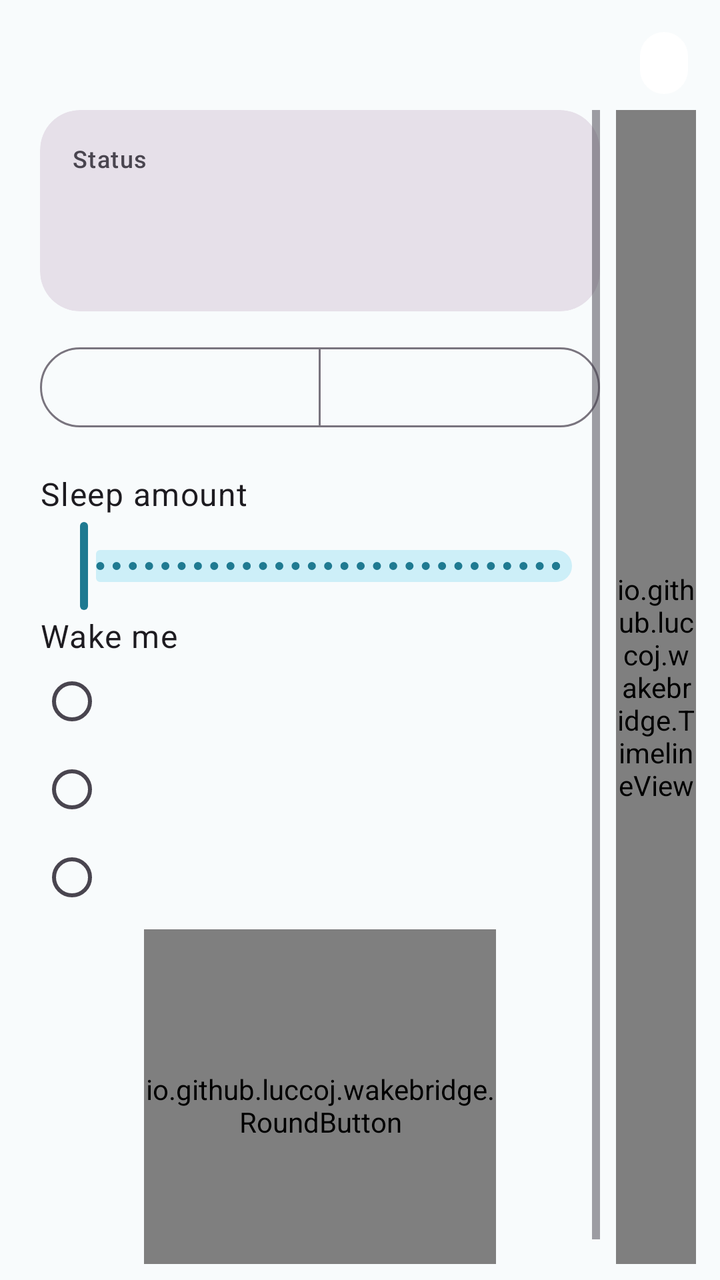
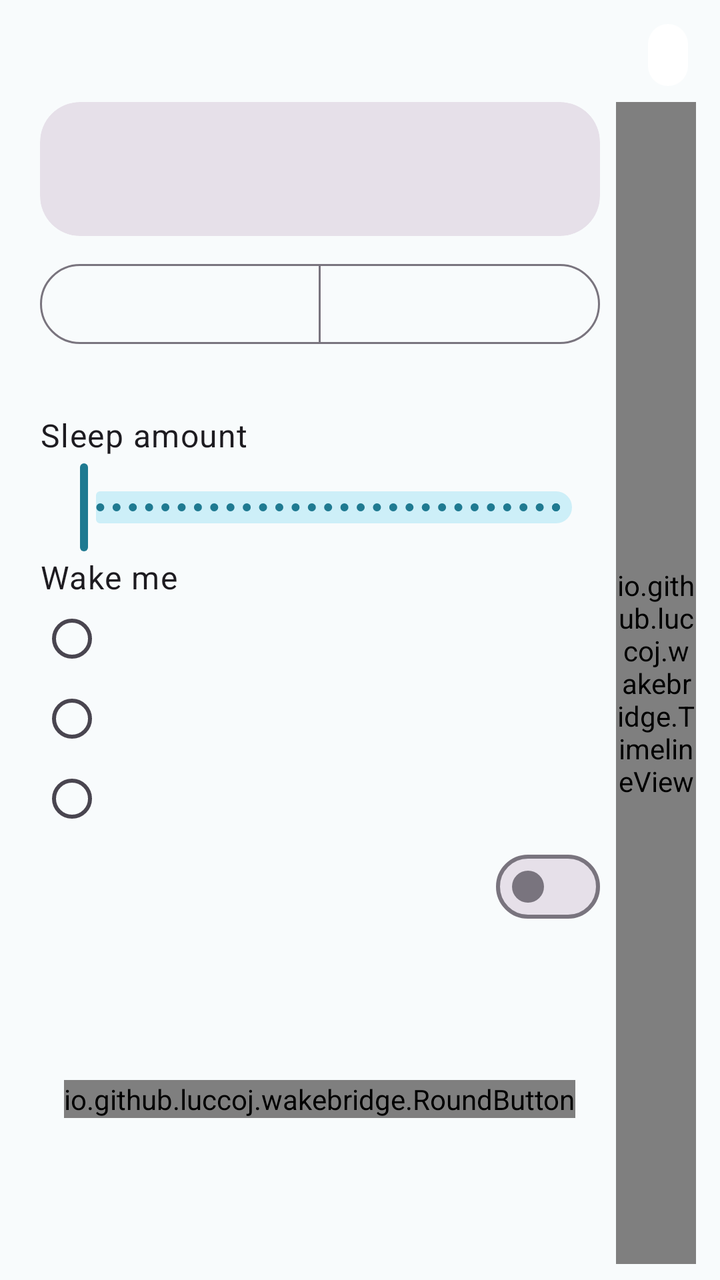

Screens rendered from an Android XML layout before and after an edit, with the pre-edit source and the edit as a unified diff.
<!-- AndroidManifest.xml: application theme Theme.WakeBridge -->
<!-- res/layout/fragment_pane.xml -->
<?xml version="1.0" encoding="utf-8"?>
<LinearLayout xmlns:android="http://schemas.android.com/apk/res/android"
    xmlns:app="http://schemas.android.com/apk/res-auto"
    android:layout_width="match_parent"
    android:layout_height="match_parent"
    android:orientation="vertical">

    <LinearLayout
        android:layout_width="match_parent"
        android:layout_height="wrap_content"
        android:gravity="center_vertical"
        android:orientation="horizontal"
        android:paddingStart="20dp"
        android:paddingTop="16dp"
        android:paddingEnd="16dp"
        android:paddingBottom="8dp">

        <TextView
            android:id="@+id/title"
            android:layout_width="0dp"
            android:layout_height="wrap_content"
            android:layout_weight="1"
            android:textAppearance="?attr/textAppearanceTitleLarge" />

        <TextView
            android:id="@+id/connection"
            android:layout_width="wrap_content"
            android:layout_height="wrap_content"
            android:background="@drawable/chip_background"
            android:drawablePadding="6dp"
            android:gravity="center_vertical"
            android:paddingStart="12dp"
            android:paddingTop="6dp"
            android:paddingEnd="12dp"
            android:paddingBottom="6dp"
            android:textAppearance="?attr/textAppearanceLabelLarge" />
    </LinearLayout>

    <LinearLayout
        android:id="@+id/row"
        android:layout_width="match_parent"
        android:layout_height="0dp"
        android:layout_weight="1"
        android:orientation="horizontal"
        android:paddingStart="20dp"
        android:paddingEnd="12dp"
        android:paddingBottom="8dp">

        <ScrollView
            android:id="@+id/content_scroll"
            android:layout_width="0dp"
            android:layout_height="match_parent"
            android:layout_weight="1"
            android:fillViewport="true">

            <LinearLayout
                android:layout_width="match_parent"
                android:layout_height="wrap_content"
                android:orientation="vertical">

                <com.google.android.material.card.MaterialCardView
                    android:id="@+id/status_card"
                    style="?attr/materialCardViewFilledStyle"
                    android:layout_width="match_parent"
                    android:layout_height="wrap_content"
                    app:cardCornerRadius="20dp">

                    <LinearLayout
                        android:layout_width="match_parent"
                        android:layout_height="wrap_content"
                        android:orientation="vertical"
                        android:padding="16dp">

                        <TextView
                            android:id="@+id/status_label"
                            android:layout_width="wrap_content"
                            android:layout_height="wrap_content"
                            android:text="@string/status_label"
                            android:textAppearance="?attr/textAppearanceLabelMedium" />

                        <TextView
                            android:id="@+id/status"
                            android:layout_width="wrap_content"
                            android:layout_height="wrap_content"
                            android:layout_marginTop="2dp"
                            android:textAppearance="?attr/textAppearanceTitleLarge" />

                        <TextView
                            android:id="@+id/status_details"
                            android:layout_width="wrap_content"
                            android:layout_height="wrap_content"
                            android:layout_marginTop="2dp"
                            android:textAppearance="?attr/textAppearanceBodyMedium" />
                    </LinearLayout>
                </com.google.android.material.card.MaterialCardView>

                <com.google.android.material.button.MaterialButtonToggleGroup
                    android:id="@+id/every_toggle"
                    android:layout_width="match_parent"
                    android:layout_height="wrap_content"
                    android:layout_marginTop="14dp"
                    app:selectionRequired="true"
                    app:singleSelection="true">

                    <Button
                        android:id="@+id/once"
                        style="?attr/materialButtonOutlinedStyle"
                        android:layout_width="0dp"
                        android:layout_height="wrap_content"
                        android:layout_weight="1" />

                    <Button
                        android:id="@+id/every"
                        style="?attr/materialButtonOutlinedStyle"
                        android:layout_width="0dp"
                        android:layout_height="wrap_content"
                        android:layout_weight="1" />
                </com.google.android.material.button.MaterialButtonToggleGroup>

                <LinearLayout
                    android:layout_width="match_parent"
                    android:layout_height="wrap_content"
                    android:layout_marginTop="12dp"
                    android:gravity="bottom"
                    android:orientation="horizontal">

                    <TextView
                        android:id="@+id/amount_label"
                        android:layout_width="0dp"
                        android:layout_height="wrap_content"
                        android:layout_weight="1"
                        android:labelFor="@id/amount"
                        android:text="@string/sleep_amount"
                        android:textAppearance="?attr/textAppearanceBodyLarge" />

                    <TextView
                        android:id="@+id/amount_value"
                        android:layout_width="wrap_content"
                        android:layout_height="wrap_content"
                        android:textAppearance="?attr/textAppearanceTitleLarge"
                        android:textColor="@color/accent_deep" />
                </LinearLayout>

                <com.google.android.material.slider.Slider
                    android:id="@+id/amount"
                    android:layout_width="match_parent"
                    android:layout_height="wrap_content"
                    android:stepSize="5"
                    android:valueFrom="5"
                    android:valueTo="180"
                    app:labelBehavior="gone" />

                <TextView
                    android:layout_width="wrap_content"
                    android:layout_height="wrap_content"
                    android:text="@string/wake_me"
                    android:textAppearance="?attr/textAppearanceBodyLarge" />

                <RadioGroup
                    android:id="@+id/wake_mode"
                    android:layout_width="match_parent"
                    android:layout_height="wrap_content">

                    <RadioButton
                        android:id="@+id/mode_sleep_only"
                        android:layout_width="match_parent"
                        android:layout_height="wrap_content"
                        android:minHeight="44dp" />

                    <RadioButton
                        android:id="@+id/mode_from_first"
                        android:layout_width="match_parent"
                        android:layout_height="wrap_content"
                        android:minHeight="44dp" />

                    <RadioButton
                        android:id="@+id/mode_fixed"
                        android:layout_width="match_parent"
                        android:layout_height="wrap_content"
                        android:minHeight="44dp" />
                </RadioGroup>

                <com.google.android.material.materialswitch.MaterialSwitch
                    android:id="@+id/include_naps"
                    android:layout_width="match_parent"
                    android:layout_height="wrap_content"
                    android:minHeight="48dp"
                    android:text="@string/include_naps"
                    android:visibility="gone" />

                <FrameLayout
                    android:layout_width="match_parent"
                    android:layout_height="0dp"
                    android:layout_weight="1"
                    android:minHeight="184dp">

                    <io.github.luccoj.wakebridge.RoundButton
                        android:id="@+id/round_button"
                        android:layout_width="176dp"
                        android:layout_height="176dp"
                        android:layout_gravity="center" />
                </FrameLayout>
            </LinearLayout>
        </ScrollView>

        <io.github.luccoj.wakebridge.TimelineView
            android:id="@+id/timeline"
            android:layout_width="40dp"
            android:layout_height="match_parent"
            android:layout_marginStart="8dp" />
    </LinearLayout>
</LinearLayout>
<!-- resources referenced by this layout -->
<resources>
  <color name="accent_deep">#1F7A91</color>
  <!-- drawable chip_background (drawable) -->
  <?xml version="1.0" encoding="utf-8"?>
  <shape xmlns:android="http://schemas.android.com/apk/res/android" android:shape="rectangle">
      <corners android:radius="16dp" />
      <solid android:color="#FFFFFFFF" />
  </shape>
  <string name="include_naps">Include today\'s naps</string>
  <string name="sleep_amount">Sleep amount</string>
  <string name="status_label">Status</string>
  <string name="wake_me">Wake me</string>
  <style name="Theme.WakeBridge" parent="Theme.WakeBridge.Base" />
  <style name="Theme.WakeBridge.Base" parent="Theme.Material3.DayNight.NoActionBar">
          <item name="colorPrimary">@color/accent_deep</item>
          <item name="colorOnPrimary">#FFFFFF</item>
          <item name="colorPrimaryContainer">@color/accent_container</item>
          <item name="colorOnPrimaryContainer">@color/on_accent_pastel</item>
          <item name="colorSecondaryContainer">@color/accent_container</item>
          <item name="colorOnSecondaryContainer">@color/on_accent_pastel</item>
          <item name="android:colorBackground">@color/surface</item>
          <item name="colorSurface">@color/surface</item>
      </style>
  <color name="accent_container">#CDEFF8</color>
  <color name="on_accent_pastel">#00363F</color>
  <color name="surface">#F8FBFC</color>
</resources>

<!-- the commit's change to res/layout/fragment_pane.xml (unified diff, before → after) -->
@@ -11,7 +11,7 @@
         android:gravity="center_vertical"
         android:orientation="horizontal"
         android:paddingStart="20dp"
-        android:paddingTop="16dp"
+        android:paddingTop="12dp"
         android:paddingEnd="16dp"
         android:paddingBottom="8dp">
 
@@ -20,16 +20,22 @@
             android:layout_width="0dp"
             android:layout_height="wrap_content"
             android:layout_weight="1"
+            android:ellipsize="end"
+            android:maxLines="1"
             android:textAppearance="?attr/textAppearanceTitleLarge" />
 
         <TextView
             android:id="@+id/connection"
             android:layout_width="wrap_content"
             android:layout_height="wrap_content"
+            android:layout_marginStart="8dp"
             android:background="@drawable/chip_background"
-            android:drawablePadding="6dp"
+            android:drawablePadding="4dp"
+            android:ellipsize="end"
             android:gravity="center_vertical"
-            android:paddingStart="12dp"
+            android:maxLines="1"
+            android:maxWidth="180dp"
+            android:paddingStart="8dp"
             android:paddingTop="6dp"
             android:paddingEnd="12dp"
             android:paddingBottom="6dp"
@@ -46,162 +52,193 @@
         android:paddingEnd="12dp"
         android:paddingBottom="8dp">
 
-        <ScrollView
-            android:id="@+id/content_scroll"
+        <LinearLayout
+            android:id="@+id/content"
             android:layout_width="0dp"
             android:layout_height="match_parent"
             android:layout_weight="1"
-            android:fillViewport="true">
-
-            <LinearLayout
-                android:layout_width="match_parent"
-                android:layout_height="wrap_content"
-                android:orientation="vertical">
-
-                <com.google.android.material.card.MaterialCardView
-                    android:id="@+id/status_card"
-                    style="?attr/materialCardViewFilledStyle"
-                    android:layout_width="match_parent"
-                    android:layout_height="wrap_content"
-                    app:cardCornerRadius="20dp">
-
-                    <LinearLayout
+            android:orientation="vertical">
+
+            <com.google.android.material.card.MaterialCardView
+                android:id="@+id/status_card"
+                style="?attr/materialCardViewFilledStyle"
+                android:layout_width="match_parent"
+                android:layout_height="wrap_content"
+                app:cardCornerRadius="20dp">
+
+                <LinearLayout
+                    android:layout_width="match_parent"
+                    android:layout_height="wrap_content"
+                    android:orientation="vertical"
+                    android:paddingStart="16dp"
+                    android:paddingTop="10dp"
+                    android:paddingEnd="16dp"
+                    android:paddingBottom="10dp">
+
+                    
+                    <TextView
+                        android:id="@+id/status"
+                        android:layout_width="match_parent"
+                        android:layout_height="28sp"
+                        android:autoSizeMaxTextSize="20sp"
+                        android:autoSizeMinTextSize="16sp"
+                        android:autoSizeStepGranularity="1sp"
+                        android:autoSizeTextType="uniform"
+                        android:ellipsize="end"
+                        android:gravity="center_vertical"
+                        android:maxLines="1"
+                        android:textAppearance="?attr/textAppearanceTitleLarge" />
+
+                    <TextView
+                        android:id="@+id/status_details"
                         android:layout_width="match_parent"
                         android:layout_height="wrap_content"
-                        android:orientation="vertical"
-                        android:padding="16dp">
-
-                        <TextView
-                            android:id="@+id/status_label"
-                            android:layout_width="wrap_content"
-                            android:layout_height="wrap_content"
-                            android:text="@string/status_label"
-                            android:textAppearance="?attr/textAppearanceLabelMedium" />
-
-                        <TextView
-                            android:id="@+id/status"
-                            android:layout_width="wrap_content"
-                            android:layout_height="wrap_content"
-                            android:layout_marginTop="2dp"
-                            android:textAppearance="?attr/textAppearanceTitleLarge" />
-
-                        <TextView
-                            android:id="@+id/status_details"
-                            android:layout_width="wrap_content"
-                            android:layout_height="wrap_content"
-                            android:layout_marginTop="2dp"
-                            android:textAppearance="?attr/textAppearanceBodyMedium" />
-                    </LinearLayout>
-                </com.google.android.material.card.MaterialCardView>
-
-                <com.google.android.material.button.MaterialButtonToggleGroup
-                    android:id="@+id/every_toggle"
-                    android:layout_width="match_parent"
-                    android:layout_height="wrap_content"
-                    android:layout_marginTop="14dp"
-                    app:selectionRequired="true"
-                    app:singleSelection="true">
-
-                    <Button
-                        android:id="@+id/once"
-                        style="?attr/materialButtonOutlinedStyle"
-                        android:layout_width="0dp"
-                        android:layout_height="wrap_content"
-                        android:layout_weight="1" />
-
-                    <Button
-                        android:id="@+id/every"
-                        style="?attr/materialButtonOutlinedStyle"
-                        android:layout_width="0dp"
-                        android:layout_height="wrap_content"
-                        android:layout_weight="1" />
-                </com.google.android.material.button.MaterialButtonToggleGroup>
-
-                <LinearLayout
-                    android:layout_width="match_parent"
-                    android:layout_height="wrap_content"
-                    android:layout_marginTop="12dp"
-                    android:gravity="bottom"
-                    android:orientation="horizontal">
-
-                    <TextView
-                        android:id="@+id/amount_label"
-                        android:layout_width="0dp"
-                        android:layout_height="wrap_content"
-                        android:layout_weight="1"
-                        android:labelFor="@id/amount"
-                        android:text="@string/sleep_amount"
-                        android:textAppearance="?attr/textAppearanceBodyLarge" />
-
-                    <TextView
-                        android:id="@+id/amount_value"
-                        android:layout_width="wrap_content"
-                        android:layout_height="wrap_content"
-                        android:textAppearance="?attr/textAppearanceTitleLarge"
-                        android:textColor="@color/accent_deep" />
+                        android:ellipsize="end"
+                        android:maxLines="1"
+                        android:textAppearance="?attr/textAppearanceBodyMedium" />
                 </LinearLayout>
-
-                <com.google.android.material.slider.Slider
-                    android:id="@+id/amount"
-                    android:layout_width="match_parent"
-                    android:layout_height="wrap_content"
-                    android:stepSize="5"
-                    android:valueFrom="5"
-                    android:valueTo="180"
-                    app:labelBehavior="gone" />
-
-                <TextView
-                    android:layout_width="wrap_content"
-                    android:layout_height="wrap_content"
-                    android:text="@string/wake_me"
+            </com.google.android.material.card.MaterialCardView>
+
+            <com.google.android.material.button.MaterialButtonToggleGroup
+                android:id="@+id/every_toggle"
+                android:layout_width="match_parent"
+                android:layout_height="wrap_content"
+                android:layout_marginTop="10dp"
+                app:selectionRequired="true"
+                app:singleSelection="true">
+
+                <Button
+                    android:id="@+id/once"
+                    style="?attr/materialButtonOutlinedStyle"
+                    android:layout_width="0dp"
+                    android:layout_height="wrap_content"
+                    android:layout_weight="1"
+                    android:maxLines="1" />
+
+                <Button
+                    android:id="@+id/every"
+                    style="?attr/materialButtonOutlinedStyle"
+                    android:layout_width="0dp"
+                    android:layout_height="wrap_content"
+                    android:layout_weight="1"
+                    android:maxLines="1" />
+            </com.google.android.material.button.MaterialButtonToggleGroup>
+
+            <TextView
+                android:id="@+id/mode_caption"
+                android:layout_width="match_parent"
+                android:layout_height="wrap_content"
+                android:layout_marginStart="4dp"
+                android:ellipsize="end"
+                android:maxLines="1"
+                android:textAppearance="?attr/textAppearanceBodySmall" />
+
+            <LinearLayout
+                android:layout_width="match_parent"
+                android:layout_height="wrap_content"
+                android:layout_marginTop="8dp"
+                android:gravity="bottom"
+                android:orientation="horizontal">
+
+                <TextView
+                    android:id="@+id/amount_label"
+                    android:layout_width="0dp"
+                    android:layout_height="wrap_content"
+                    android:layout_weight="1"
+                    android:labelFor="@id/amount"
+                    android:maxLines="1"
+                    android:text="@string/sleep_amount"
                     android:textAppearance="?attr/textAppearanceBodyLarge" />
 
-                <RadioGroup
-                    android:id="@+id/wake_mode"
-                    android:layout_width="match_parent"
-                    android:layout_height="wrap_content">
-
-                    <RadioButton
-                        android:id="@+id/mode_sleep_only"
-                        android:layout_width="match_parent"
-                        android:layout_height="wrap_content"
-                        android:minHeight="44dp" />
-
-                    <RadioButton
-                        android:id="@+id/mode_from_first"
-                        android:layout_width="match_parent"
-                        android:layout_height="wrap_content"
-                        android:minHeight="44dp" />
-
-                    <RadioButton
-                        android:id="@+id/mode_fixed"
-                        android:layout_width="match_parent"
-                        android:layout_height="wrap_content"
-                        android:minHeight="44dp" />
-                </RadioGroup>
+                <TextView
+                    android:id="@+id/amount_value"
+                    android:layout_width="wrap_content"
+                    android:layout_height="wrap_content"
+                    android:maxLines="1"
+                    android:textAppearance="?attr/textAppearanceTitleLarge"
+                    android:textColor="@color/accent_deep" />
+            </LinearLayout>
+
+            <com.google.android.material.slider.Slider
+                android:id="@+id/amount"
+                android:layout_width="match_parent"
+                android:layout_height="wrap_content"
+                android:stepSize="5"
+                android:valueFrom="5"
+                android:valueTo="180"
+                app:labelBehavior="gone" />
+
+            <TextView
+                android:layout_width="wrap_content"
+                android:layout_height="wrap_content"
+                android:text="@string/wake_me"
+                android:textAppearance="?attr/textAppearanceBodyLarge" />
+
+            <RadioGroup
+                android:id="@+id/wake_mode"
+                android:layout_width="match_parent"
+                android:layout_height="wrap_content">
+
+                <RadioButton
+                    android:id="@+id/mode_sleep_only"
+                    android:layout_width="match_parent"
+                    android:layout_height="40dp"
+                    android:maxLines="1" />
+
+                <RadioButton
+                    android:id="@+id/mode_from_first"
+                    android:layout_width="match_parent"
+                    android:layout_height="40dp"
+                    android:maxLines="1" />
+
+                <RadioButton
+                    android:id="@+id/mode_fixed"
+                    android:layout_width="match_parent"
+                    android:layout_height="40dp"
+                    android:maxLines="1" />
+            </RadioGroup>
+
+            
+            <LinearLayout
+                android:layout_width="match_parent"
+                android:layout_height="48dp"
+                android:gravity="center_vertical"
+                android:orientation="horizontal">
+
+                <TextView
+                    android:id="@+id/extra_label"
+                    android:layout_width="0dp"
+                    android:layout_height="wrap_content"
+                    android:layout_weight="1"
+                    android:ellipsize="end"
+                    android:maxLines="1"
+                    android:textAppearance="?attr/textAppearanceBodyLarge" />
 
                 <com.google.android.material.materialswitch.MaterialSwitch
                     android:id="@+id/include_naps"
-                    android:layout_width="match_parent"
-                    android:layout_height="wrap_content"
-                    android:minHeight="48dp"
-                    android:text="@string/include_naps"
-                    android:visibility="gone" />
-
-                <FrameLayout
-                    android:layout_width="match_parent"
-                    android:layout_height="0dp"
-                    android:layout_weight="1"
-                    android:minHeight="184dp">
-
-                    <io.github.luccoj.wakebridge.RoundButton
-                        android:id="@+id/round_button"
-                        android:layout_width="176dp"
-                        android:layout_height="176dp"
-                        android:layout_gravity="center" />
-                </FrameLayout>
+                    android:layout_width="wrap_content"
+                    android:layout_height="wrap_content" />
+
+                <TextView
+                    android:id="@+id/extra_value"
+                    android:layout_width="wrap_content"
+                    android:layout_height="wrap_content"
+                    android:textAppearance="?attr/textAppearanceTitleMedium"
+                    android:textColor="@color/accent_deep" />
             </LinearLayout>
-        </ScrollView>
+
+            <FrameLayout
+                android:layout_width="match_parent"
+                android:layout_height="0dp"
+                android:layout_weight="1">
+
+                <io.github.luccoj.wakebridge.RoundButton
+                    android:id="@+id/round_button"
+                    android:layout_width="wrap_content"
+                    android:layout_height="wrap_content"
+                    android:layout_gravity="center" />
+            </FrameLayout>
+        </LinearLayout>
 
         <io.github.luccoj.wakebridge.TimelineView
             android:id="@+id/timeline"
<!-- resource entries referenced after the edit -->
@@ -7,9 +7,7 @@
       <corners android:radius="16dp" />
       <solid android:color="#FFFFFFFF" />
   </shape>
-  <string name="include_naps">Include today\'s naps</string>
   <string name="sleep_amount">Sleep amount</string>
-  <string name="status_label">Status</string>
   <string name="wake_me">Wake me</string>
   <style name="Theme.WakeBridge" parent="Theme.WakeBridge.Base" />
   <style name="Theme.WakeBridge.Base" parent="Theme.Material3.DayNight.NoActionBar">
